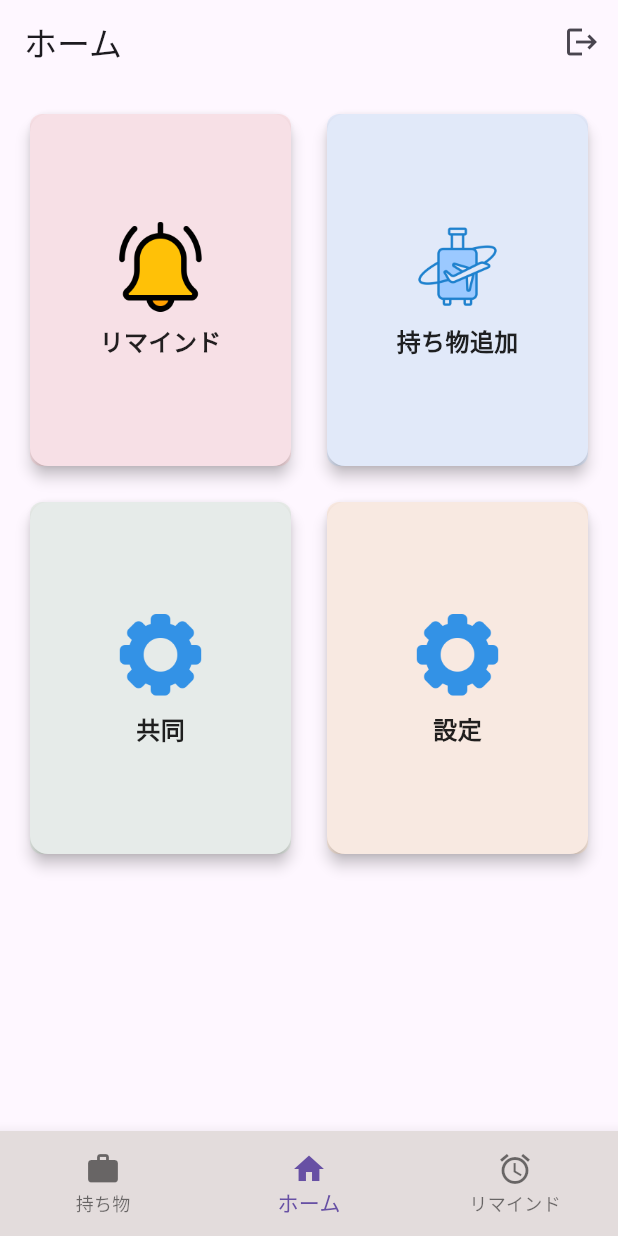
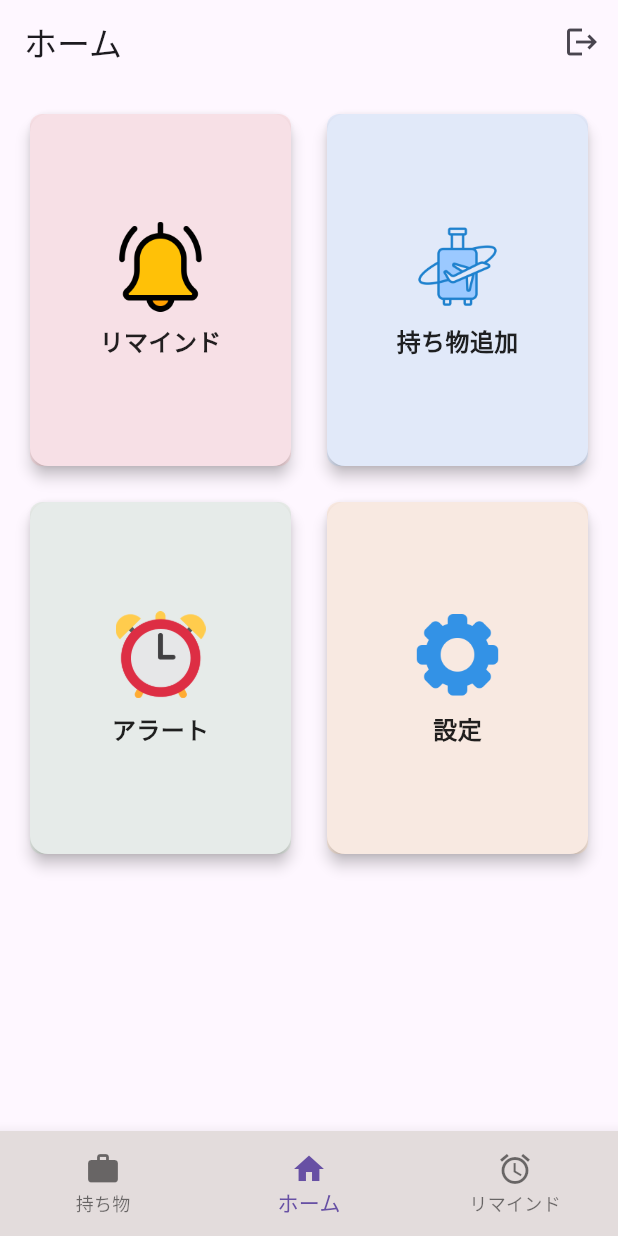
Before and after one commit to y08416/wasure-mobile, a Flutter app: the HomePage screen opened directly, on a phone screen of 412 x 824 dp. Run offline on Flutter 3.47's test engine with Material 3 defaults, Android fonts, the phone set to English and light mode, and no system bars; our stand-ins replace firebase_core, firebase_messaging, flutter_local_notifications, geolocator, lucide_icons, supabase_flutter and 1 more; accounts and stored records are empty; statements that could not run were skipped.

Commit message:
アラート作成

```diff
--- a/lib/feature/home/home_page.dart
+++ b/lib/feature/home/home_page.dart
@@ -90,8 +90,8 @@ appBar: AppBar(
                 },
               ),
               HomeCard(
-                title: '共同',
-                iconPath: 'assets/setting.png',
+                title: 'アラート',
+                iconPath: 'assets/remaind.png',
                 color: Colors.green,
                 onTap: () {
                   Navigator.push(
--- a/lib/feature/notification/notification.dart
+++ b/lib/feature/notification/notification.dart
@@ -118,10 +118,7 @@ class _MyAppState extends State<NotificationPage> {
           title: Text('10秒ごとに位置情報を取得'),
         ),
         body: Center(
-          child: _currentPosition != null
-              ? Text(
-                  '${item.map((i) => i['name']).join(', \n')}  緯度: ${_currentPosition!.latitude}, 経度: ${_currentPosition!.longitude}')
-              : Text('位置情報を取得中...'),
+          child: Image(image: AssetImage('assets/remaind.png'))
         ),
       ),
     );
--- a/pubspec.yaml
+++ b/pubspec.yaml
@@ -82,7 +82,7 @@ flutter:
     - assets/shopping_2.png
     - assets/Travel.png
     - assets/Bag (2).png
-
+    - assets/remaind.png
   #   - images/a_dot_burr.jpeg
   #   - images/a_dot_ham.jpeg
 
```
Also changed, not shown: assets/remaind.png (added).
